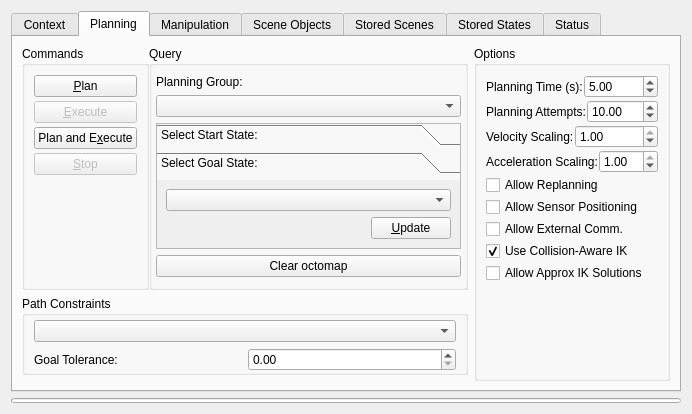
The window that moveit_ros/visualization/motion_planning_rviz_plugin/src/ui/motion_planning_rviz_plugin_frame.ui (moveit/moveit) describes before a commit, drawn with Qt 5.
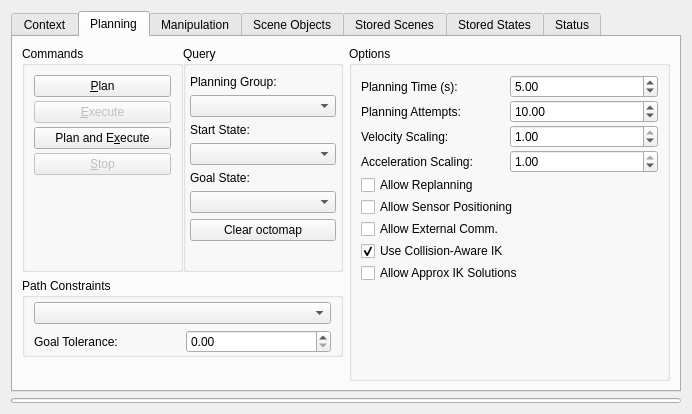
The same window after the commit. The open tabs and pages were chosen to show the change. Custom widgets are drawn as their Qt base class.

Commit message:
simplify choosing start and goal state
The update buttons were removed and the goal and start state are now
updated directly after an option was clicked in the combo box.
Random states can be updated by clicking on that choice repeatedly.

The combo boxes were previously in a QToolBox where only one of the
selections was visible at a time.
Because the removal of the update buttons saves a lot of space the
QToolBox was removed as well, so that both combo boxes are visible at
all times.

The edit to the form file:
```diff
--- a/moveit_ros/visualization/motion_planning_rviz_plugin/src/ui/motion_planning_rviz_plugin_frame.ui
+++ b/moveit_ros/visualization/motion_planning_rviz_plugin/src/ui/motion_planning_rviz_plugin_frame.ui
@@ -452,132 +452,41 @@
                </layout>
               </item>
               <item row="2" column="0">
-               <widget class="QToolBox" name="query_stackedwidget">
-                <property name="sizePolicy">
-                 <sizepolicy hsizetype="Minimum" vsizetype="Minimum">
-                  <horstretch>0</horstretch>
-                  <verstretch>0</verstretch>
-                 </sizepolicy>
-                </property>
-                <property name="frameShape">
-                 <enum>QFrame::StyledPanel</enum>
-                </property>
-                <property name="frameShadow">
-                 <enum>QFrame::Raised</enum>
-                </property>
-                <property name="currentIndex">
-                 <number>1</number>
-                </property>
-                <widget class="QWidget" name="query_stackedwidgetPage2">
-                 <property name="geometry">
-                  <rect>
-                   <x>0</x>
-                   <y>0</y>
-                   <width>109</width>
-                   <height>82</height>
-                  </rect>
-                 </property>
-                 <attribute name="label">
-                  <string>Select Start State:</string>
-                 </attribute>
-                 <layout class="QGridLayout" name="gridLayout_7">
-                  <item row="0" column="0" colspan="2">
-                   <widget class="QComboBox" name="start_state_selection"/>
-                  </item>
-                  <item row="2" column="1">
-                   <widget class="QPushButton" name="use_start_state_button">
-                    <property name="sizePolicy">
-                     <sizepolicy hsizetype="Minimum" vsizetype="Minimum">
-                      <horstretch>0</horstretch>
-                      <verstretch>0</verstretch>
-                     </sizepolicy>
-                    </property>
-                    <property name="text">
-                     <string>&amp;Update</string>
-                    </property>
-                    <property name="autoDefault">
-                     <bool>false</bool>
-                    </property>
-                    <property name="default">
-                     <bool>false</bool>
-                    </property>
-                   </widget>
-                  </item>
-                  <item row="2" column="0">
-                   <spacer name="horizontalSpacer_3">
-                    <property name="orientation">
-                     <enum>Qt::Horizontal</enum>
-                    </property>
-                    <property name="sizeHint" stdset="0">
-                     <size>
-                      <width>40</width>
-                      <height>20</height>
-                     </size>
-                    </property>
-                   </spacer>
-                  </item>
-                 </layout>
-                </widget>
-                <widget class="QWidget" name="query_stackedwidgetPage1">
-                 <property name="geometry">
-                  <rect>
-                   <x>0</x>
-                   <y>0</y>
-                   <width>225</width>
-                   <height>82</height>
-                  </rect>
-                 </property>
-                 <attribute name="label">
-                  <string>Select Goal State:</string>
-                 </attribute>
-                 <layout class="QGridLayout" name="gridLayout_9">
-                  <item row="0" column="0" colspan="2">
-                   <widget class="QComboBox" name="goal_state_selection"/>
-                  </item>
-                  <item row="1" column="0">
-                   <spacer name="horizontalSpacer_4">
-                    <property name="orientation">
-                     <enum>Qt::Horizontal</enum>
-                    </property>
-                    <property name="sizeHint" stdset="0">
-                     <size>
-                      <width>96</width>
-                      <height>20</height>
-                     </size>
-                    </property>
-                   </spacer>
-                  </item>
-                  <item row="1" column="1">
-                   <widget class="QPushButton" name="use_goal_state_button">
-                    <property name="sizePolicy">
-                     <sizepolicy hsizetype="Minimum" vsizetype="Minimum">
-                      <horstretch>0</horstretch>
-                      <verstretch>0</verstretch>
-                     </sizepolicy>
-                    </property>
-                    <property name="text">
-                     <string>&amp;Update</string>
-                    </property>
-                    <property name="autoDefault">
-                     <bool>false</bool>
-                    </property>
-                    <property name="default">
-                     <bool>false</bool>
-                    </property>
-                   </widget>
-                  </item>
-                 </layout>
-                </widget>
-               </widget>
+               <layout class="QVBoxLayout" name="verticalLayout_start_state">
+                <item>
+                 <widget class="QLabel" name="label_start_state">
+                  <property name="text">
+                   <string>Start State:</string>
+                  </property>
+                 </widget>
+                </item>
+                <item>
+                 <widget class="QComboBox" name="start_state_combo_box"/>
+                </item>
+               </layout>
               </item>
               <item row="3" column="0">
+               <layout class="QVBoxLayout" name="verticalLayout_goal_state">
+                <item>
+                 <widget class="QLabel" name="label_goal_state">
+                  <property name="text">
+                   <string>Goal State:</string>
+                  </property>
+                 </widget>
+                </item>
+                <item>
+                 <widget class="QComboBox" name="goal_state_combo_box"/>
+                </item>
+               </layout>
+              </item>
+              <item row="4" column="0">
                <widget class="QPushButton" name="clear_octomap_button">
                 <property name="text">
                  <string>Clear octomap</string>
                 </property>
                </widget>
               </item>
-              <item row="4" column="0">
+              <item row="5" column="0">
                <spacer name="verticalSpacer">
                 <property name="orientation">
                  <enum>Qt::Vertical</enum>
```
Left out of the diff: 25 changed lines with no effect on the pictures. The commit also changes 3 other files.
